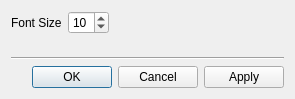
First picture: the form in pxr/usdImaging/usdviewq/preferencesUI.ui, repository lightwolf/USD, before the edit.
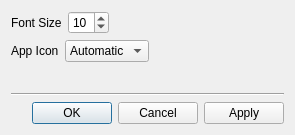
Second picture: the form after the edit.

Patch:
```diff
--- a/pxr/usdImaging/usdviewq/preferencesUI.ui
+++ b/pxr/usdImaging/usdviewq/preferencesUI.ui
@@ -7,7 +7,7 @@
     <x>0</x>
     <y>0</y>
     <width>295</width>
-    <height>99</height>
+    <height>135</height>
    </rect>
   </property>
   <property name="windowTitle">
@@ -58,6 +58,54 @@
        </item>
       </layout>
      </item>
+     <item>
+      <layout class="QHBoxLayout" name="horizontalLayout_4">
+       <item>
+        <widget class="QLabel" name="appIconLabel">
+         <property name="text">
+          <string>App Icon</string>
+         </property>
+        </widget>
+       </item>
+       <item>
+        <widget class="QComboBox" name="appIconComboBox">
+         <item>
+          <property name="text">
+           <string>Automatic</string>
+          </property>
+         </item>
+         <item>
+          <property name="text">
+           <string>Light</string>
+          </property>
+         </item>
+         <item>
+          <property name="text">
+           <string>Dark</string>
+          </property>
+         </item>
+         <item>
+          <property name="text">
+           <string>Blue</string>
+          </property>
+         </item>
+        </widget>
+       </item>
+       <item>
+        <spacer name="horizontalSpacer_3">
+         <property name="orientation">
+          <enum>Qt::Horizontal</enum>
+         </property>
+         <property name="sizeHint" stdset="0">
+          <size>
+           <width>40</width>
+           <height>20</height>
+          </size>
+         </property>
+        </spacer>
+       </item>
+      </layout>
+     </item>
      <item>
       <spacer name="verticalSpacer">
        <property name="orientation">
```
